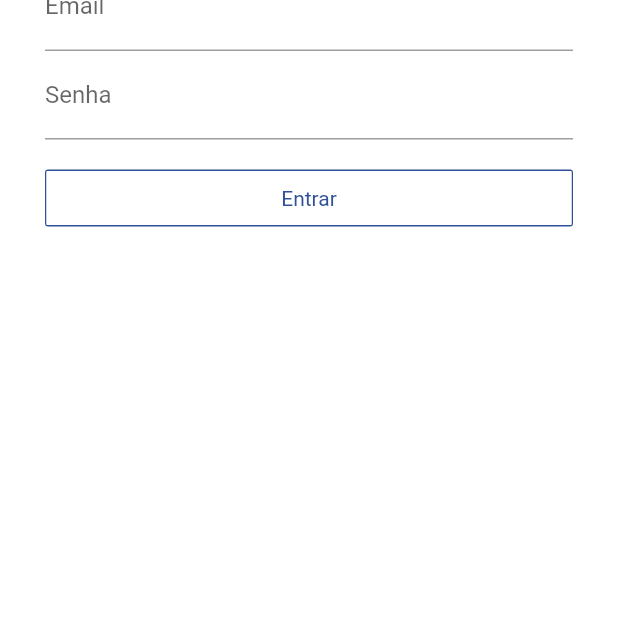
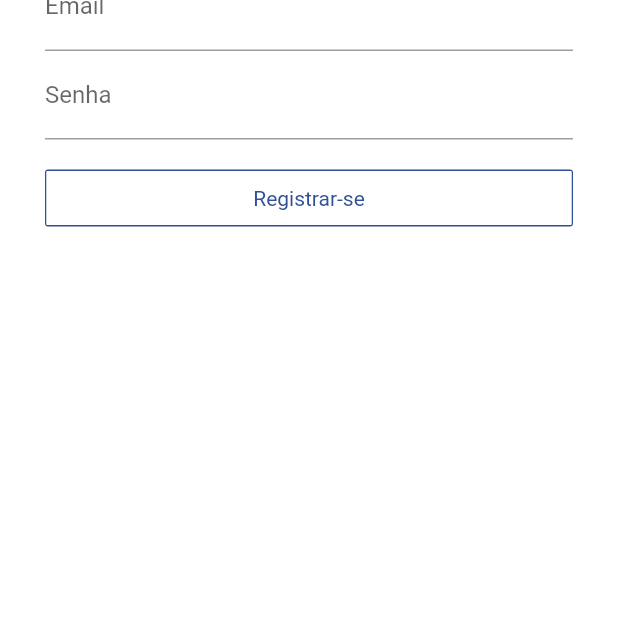
Before and after one commit to Lucas-Alf/open-market, a Flutter app: the Registrar screen opened directly, on a phone screen of 412 x 824 dp, the part 618-1236 px from its top. Run offline on Flutter 3.47's test engine with Material 2 defaults, Android fonts, the phone set to English and light mode, and no system bars; our stand-ins replace brasil_fields, cloud_firestore, firebase_auth, firebase_core, google_fonts; accounts and stored records are empty; Roboto replaces fonts that are missing (Lalezar).

```diff
--- a/lib/registrar.dart
+++ b/lib/registrar.dart
@@ -3,6 +3,8 @@ import 'package:flutter/material.dart';
 import 'package:flutter/services.dart';
 import 'package:google_fonts/google_fonts.dart';
 import 'package:open_market/CustomOutlineButton.dart';
+import 'package:firebase_auth/firebase_auth.dart';
+import 'package:cloud_firestore/cloud_firestore.dart';
 
 class Registrar extends StatefulWidget {
   @override
@@ -91,7 +93,6 @@ class _RegistrarState extends State<Registrar> {
                               Expanded(
                                 child: TextFormField(
                                   keyboardType: TextInputType.text,
-                                  obscureText: true,
                                   decoration: InputDecoration(
                                     labelText: "Sobrenome",
                                   ),
@@ -159,11 +160,19 @@ class _RegistrarState extends State<Registrar> {
                             SizedBox(
                               width: double.infinity,
                               child: CustomOutlineButton(
-                                text: "Entrar",
+                                text: "Registrar-se",
                                 color: Theme.of(context).primaryColor,
                                 onPressed: () {
                                   if (formKey.currentState.validate()) {
-                                    // registrar();
+                                    registrar();
+                                    FirebaseFirestore.instance.collection("usuarios").doc(usuarioCPF.text).set(
+                                        {
+                                          "usuarioNome": usuarioNome.text,
+                                          "usuarioSobrenome": usuarioSobrenome.text,
+                                          "usuarioCEP": usuarioCPF.text,
+                                          "usuarioEndereço": "",
+                                        }
+                                    );
                                   }
                                 },
                               ),
@@ -180,7 +189,7 @@ class _RegistrarState extends State<Registrar> {
         )
     );
   }
-/*
+
   Future<void> registrar() async {
     try{
       UserCredential usuario = await FirebaseAuth.instance.createUserWithEmailAndPassword(
@@ -198,5 +207,4 @@ class _RegistrarState extends State<Registrar> {
       scaffoldKey.currentState.showSnackBar(snackbar);
     }
   }
-   */
 }
```
Also changed, not shown: 1 other file.
